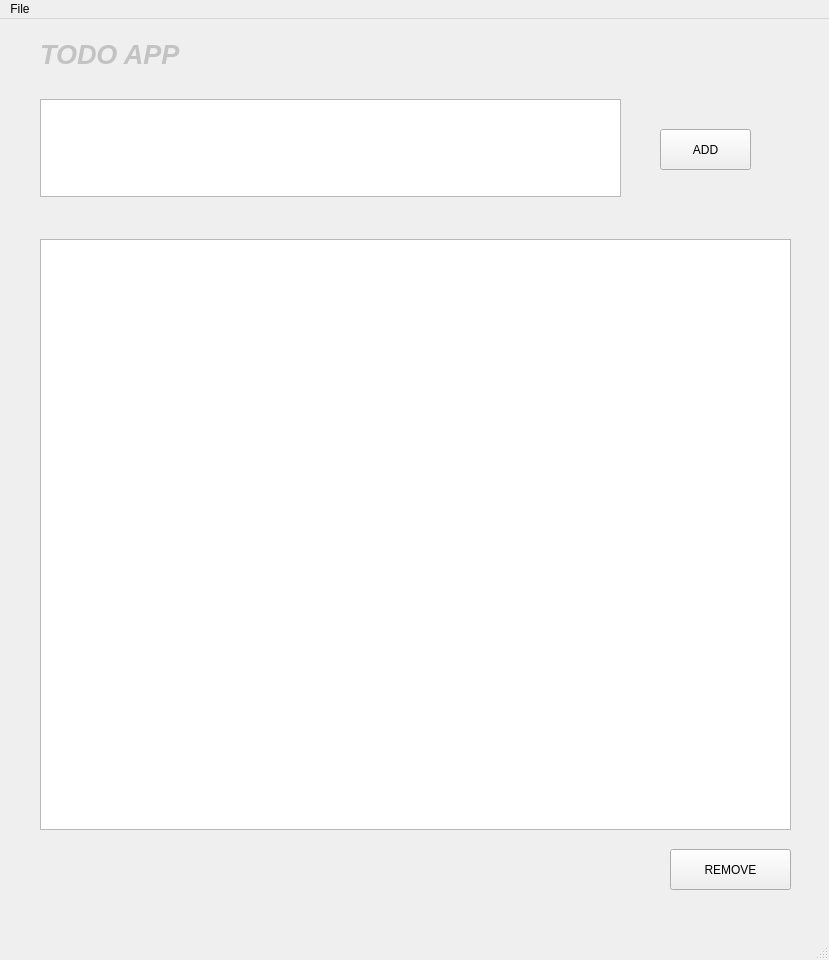
This is todoApp/todo1.ui in ab9678/CODSOFT as Qt 5 draws it before an edit. The edited form follows.
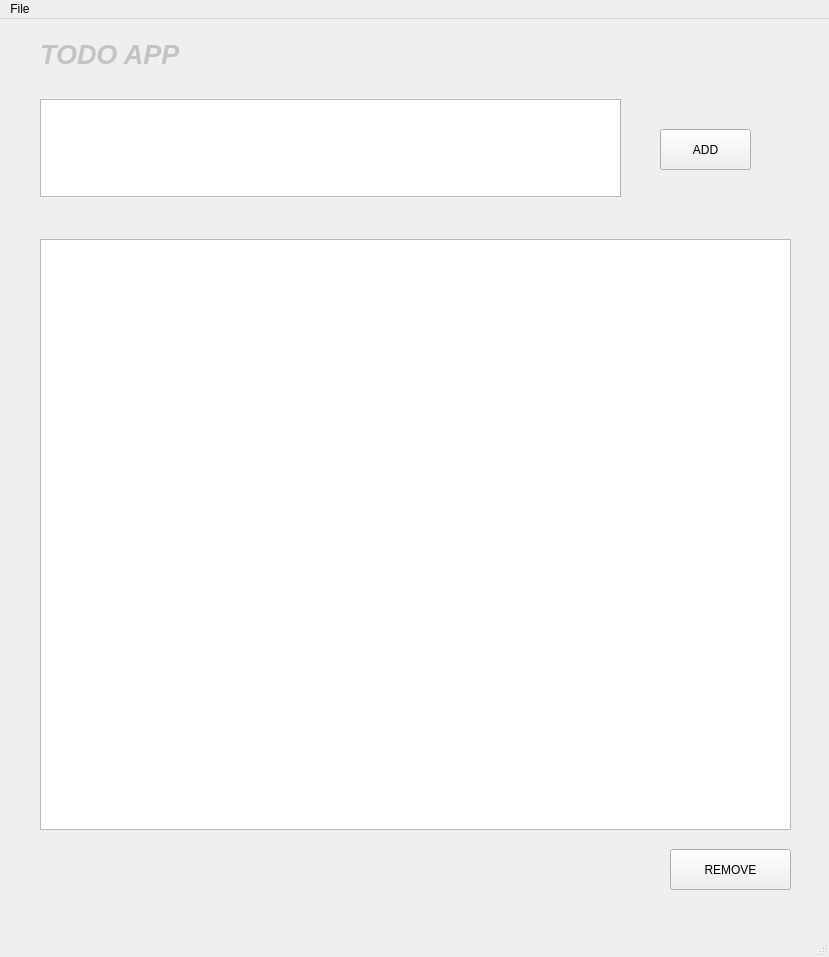
This is the edited form.

The edit to the form file:
```diff
--- a/todoApp/todo1.ui
+++ b/todoApp/todo1.ui
@@ -7,7 +7,7 @@
     <x>0</x>
     <y>0</y>
     <width>829</width>
-    <height>960</height>
+    <height>957</height>
    </rect>
   </property>
   <property name="windowTitle">
```
Left out of the diff: 2 changed lines with no effect on the pictures.
